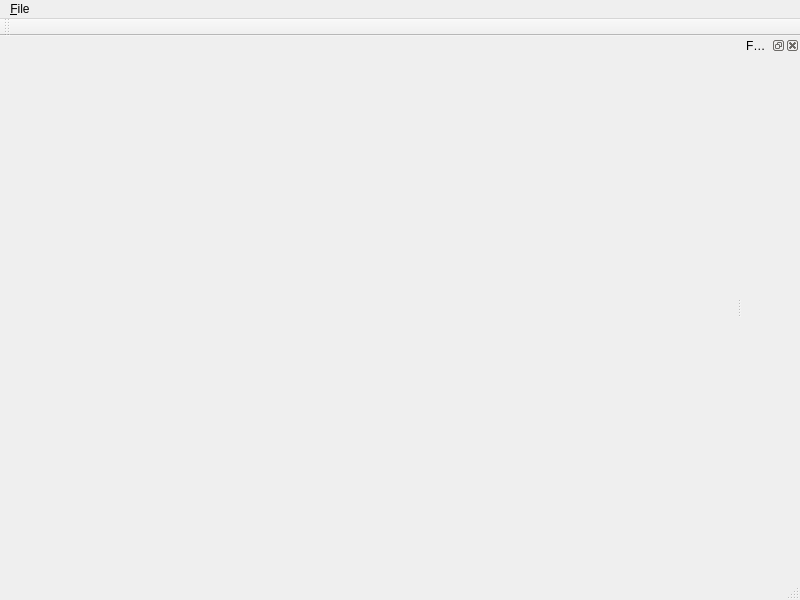
Above: trunk/Projet/trunk/Ui/mainwindow.ui from BackupTheBerlios/qtfin-svn before the change. Below: the same form after it.
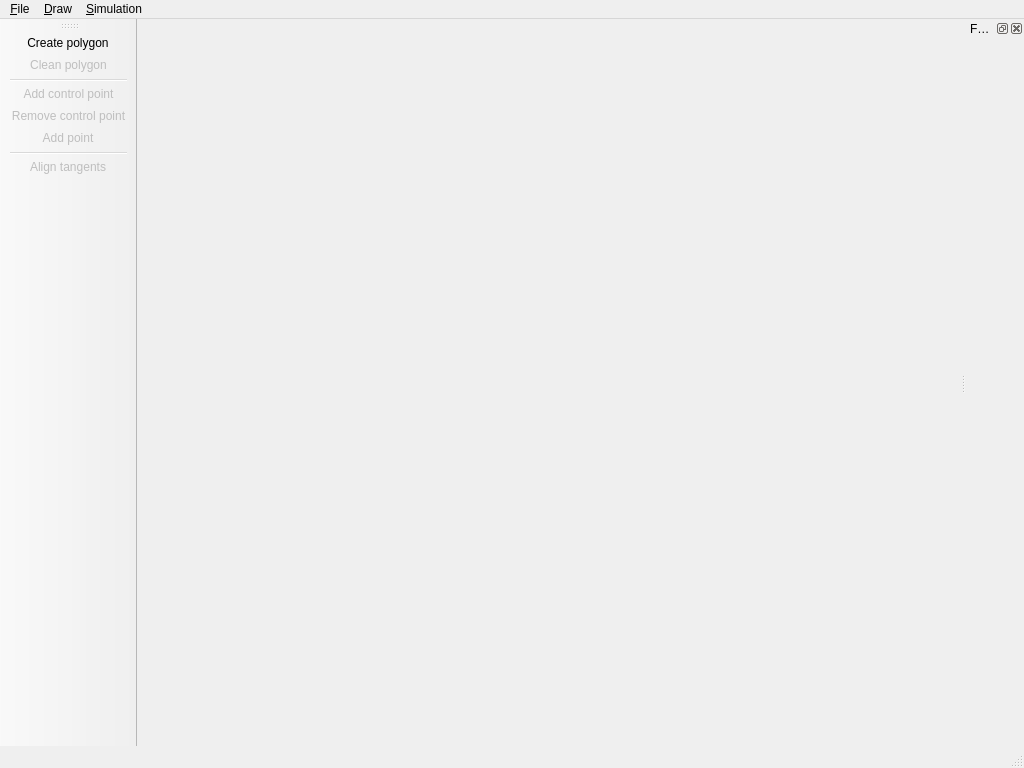
That is the form after the change.

The edit to the form file:
```diff
--- a/trunk/Projet/trunk/Ui/mainwindow.ui
+++ b/trunk/Projet/trunk/Ui/mainwindow.ui
@@ -6,8 +6,8 @@
    <rect>
     <x>0</x>
     <y>0</y>
-    <width>800</width>
-    <height>600</height>
+    <width>1024</width>
+    <height>768</height>
    </rect>
   </property>
   <property name="windowTitle">
@@ -19,7 +19,7 @@
     <rect>
      <x>0</x>
      <y>0</y>
-     <width>800</width>
+     <width>1024</width>
      <height>19</height>
     </rect>
    </property>
@@ -34,15 +34,39 @@
     <addaction name="separator"/>
     <addaction name="actionE_xit"/>
    </widget>
+   <widget class="QMenu" name="menu_Simulation">
+    <property name="title">
+     <string>&amp;Simulation</string>
+    </property>
+    <addaction name="action_Configurate"/>
+    <addaction name="action_Launch"/>
+   </widget>
+   <widget class="QMenu" name="menu_Draw">
+    <property name="title">
+     <string>&amp;Draw</string>
+    </property>
+    <addaction name="action_Show_Grid"/>
+    <addaction name="action_Properties"/>
+   </widget>
    <addaction name="menu_File"/>
+   <addaction name="menu_Draw"/>
+   <addaction name="menu_Simulation"/>
   </widget>
   <widget class="QToolBar" name="mainToolBar">
    <attribute name="toolBarArea">
-    <enum>TopToolBarArea</enum>
+    <enum>LeftToolBarArea</enum>
    </attribute>
    <attribute name="toolBarBreak">
     <bool>false</bool>
    </attribute>
+   <addaction name="actionCreatePolygon"/>
+   <addaction name="actionCleanPolygon"/>
+   <addaction name="separator"/>
+   <addaction name="actionAddControl"/>
+   <addaction name="actionRemoveControl"/>
+   <addaction name="actionAddPoint"/>
+   <addaction name="separator"/>
+   <addaction name="actionAlignTangents"/>
   </widget>
   <widget class="QStatusBar" name="statusBar"/>
   <widget class="QDockWidget" name="dockFormLibrary">
@@ -95,6 +119,89 @@
     <string>Ctrl+S</string>
    </property>
   </action>
+  <action name="actionAddControl">
+   <property name="checkable">
+    <bool>true</bool>
+   </property>
+   <property name="enabled">
+    <bool>false</bool>
+   </property>
+   <property name="text">
+    <string>Add control point</string>
+   </property>
+  </action>
+  <action name="actionAddPoint">
+   <property name="checkable">
+    <bool>true</bool>
+   </property>
+   <property name="enabled">
+    <bool>false</bool>
+   </property>
+   <property name="text">
+    <string>Add point</string>
+   </property>
+  </action>
+  <action name="actionCreatePolygon">
+   <property name="checkable">
+    <bool>true</bool>
+   </property>
+   <property name="text">
+    <string>Create polygon</string>
+   </property>
+  </action>
+  <action name="actionCleanPolygon">
+   <property name="enabled">
+    <bool>false</bool>
+   </property>
+   <property name="text">
+    <string>Clean polygon</string>
+   </property>
+  </action>
+  <action name="actionRemoveControl">
+   <property name="checkable">
+    <bool>true</bool>
+   </property>
+   <property name="enabled">
+    <bool>false</bool>
+   </property>
+   <property name="text">
+    <string>Remove control point</string>
+   </property>
+  </action>
+  <action name="actionAlignTangents">
+   <property name="enabled">
+    <bool>false</bool>
+   </property>
+   <property name="text">
+    <string>Align tangents</string>
+   </property>
+  </action>
+  <action name="action_Configurate">
+   <property name="text">
+    <string>&amp;Configurate...</string>
+   </property>
+  </action>
+  <action name="action_Launch">
+   <property name="text">
+    <string>&amp;Launch</string>
+   </property>
+  </action>
+  <action name="action_Show_Grid">
+   <property name="checkable">
+    <bool>true</bool>
+   </property>
+   <property name="checked">
+    <bool>true</bool>
+   </property>
+   <property name="text">
+    <string>&amp;Show Grid</string>
+   </property>
+  </action>
+  <action name="action_Properties">
+   <property name="text">
+    <string>&amp;Properties...</string>
+   </property>
+  </action>
  </widget>
  <layoutdefault spacing="6" margin="11"/>
  <resources/>
```
Left out of the diff: 3 changed lines with no effect on the pictures.
